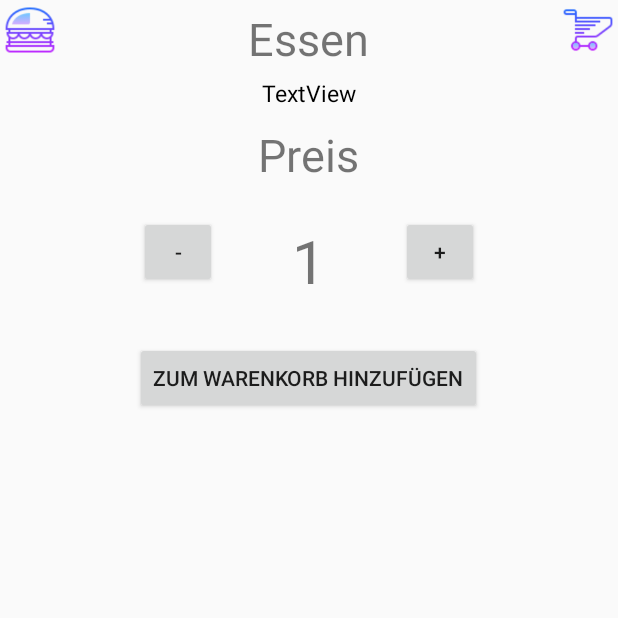
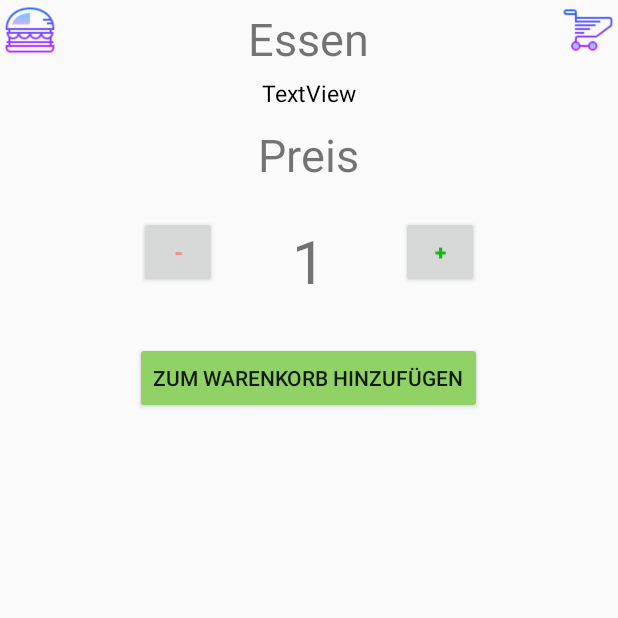
Before and after one commit to andyteichner/ThankYouJames, an Android app: the ItemClass screen opened directly, with no data from a screen before it, on a phone screen of 412 x 824 dp, the top half of it. Run offline under Robolectric (Android 15) with nearby library versions, the phone set to English and light mode, and no system bars; 1 statement that could not run was skipped.

Commit message:
LauncherIcon, Fragment in Menu 1, Menu 2, ItemClass, Notificationton

```diff
--- a/app/src/main/AndroidManifest.xml
+++ b/app/src/main/AndroidManifest.xml
@@ -6,9 +6,9 @@
 
     <application
         android:allowBackup="true"
-        android:icon="@mipmap/ic_launcher"
+        android:icon="@mipmap/iconthankyoujames"
         android:label="@string/app_name"
-        android:roundIcon="@mipmap/ic_launcher_round"
+        android:roundIcon="@mipmap/iconthankyoujames"
         android:supportsRtl="true"
         android:theme="@style/AppTheme">
         <activity android:name=".MainJames">
--- a/app/src/main/java/com/example/andy/thankyoujames/ItemClass.java
+++ b/app/src/main/java/com/example/andy/thankyoujames/ItemClass.java
@@ -5,13 +5,15 @@ import android.content.Intent;
 import android.graphics.Color;
 import android.graphics.drawable.Drawable;
 import android.os.Bundle;
+import android.support.v4.app.FragmentActivity;
+import android.support.v4.app.FragmentTransaction;
 import android.view.View;
 import android.widget.Button;
 import android.widget.ImageView;
 import android.widget.TextView;
 import android.widget.Toast;
 
-public class ItemClass extends Activity implements View.OnClickListener{
+public class ItemClass extends FragmentActivity implements View.OnClickListener{
 
     private Button plusButton, minusButton, shoppingCartButton, headerBurger, headerShopping;
     private TextView nameTag, descriptionTag, counterText, priceTag;
@@ -23,6 +25,9 @@ public class ItemClass extends Activity implements View.OnClickListener{
     private boolean isOfferWitchDiscount = false;
     private String selectedMeal;
 
+    private BurgerMenu  burgerMenu;
+    private FragmentTransaction burgerTransaction;
+
     public static ShoppingCart shoppingCart = new ShoppingCart();
 
 
@@ -31,6 +36,7 @@ public class ItemClass extends Activity implements View.OnClickListener{
         super.onCreate(savedInstanceState);
         setContentView(R.layout.activity_item_class);
         initViews();
+        initFragment();
         getFinalID();
         checkForOffer();
         setTexts();
@@ -125,11 +131,27 @@ public class ItemClass extends Activity implements View.OnClickListener{
         }
     }
 
+    private void initFragment(){
+        burgerMenu = new BurgerMenu();
+        getSupportFragmentManager().beginTransaction().add(R.id.fragment_itemcl, burgerMenu).commit();
+        getSupportFragmentManager().beginTransaction().hide(burgerMenu).commit();
+    }
+
 
     @Override
     public void onClick(View view) {
         switch(view.getId()){
             case R.id.header_burger_button_itemcl:
+                burgerTransaction = getSupportFragmentManager().beginTransaction();
+                burgerTransaction.setCustomAnimations(android.R.animator.fade_in,
+                        android.R.animator.fade_out);
+                if (burgerMenu.isHidden()) {
+                    burgerTransaction.show(burgerMenu);
+
+                } else {
+                    burgerTransaction.hide(burgerMenu);
+                }
+                burgerTransaction.commit();
                 break;
             case R.id.header_shopping_button_itemcl:
                 Intent goToCart = new Intent(this,Cart.class);
--- a/app/src/main/res/layout/activity_cart.xml
+++ b/app/src/main/res/layout/activity_cart.xml
@@ -70,7 +70,8 @@
             android:gravity="center"
             android:text=""
             android:textSize="20sp"
-            android:textStyle="bold" />
+            android:textStyle="bold"
+            />
 
     </LinearLayout>
 
--- a/app/src/main/res/layout/activity_item_class.xml
+++ b/app/src/main/res/layout/activity_item_class.xml
@@ -26,7 +26,6 @@
             android:layout_alignParentRight="true"
             android:background="@drawable/carticon2"
             />
-
 
 
 
@@ -94,7 +93,9 @@
                     android:layout_width="52dp"
                     android:layout_height="wrap_content"
                     android:layout_marginRight="50dp"
-                    android:text="-" />
+                    android:text="-"
+                    android:textStyle="bold"
+                    android:textColor="@color/red"/>
 
                 <TextView
                     android:id="@+id/counter"
@@ -112,7 +113,9 @@
                     android:layout_width="52dp"
                     android:layout_height="wrap_content"
                     android:layout_marginLeft="50dp"
-                    android:text="+" />
+                    android:text="+"
+                    android:textStyle="bold"
+                    android:textColor="@color/darkgreen"/>
 
 
             </LinearLayout>
@@ -124,10 +127,23 @@
                 android:layout_centerHorizontal="true"
                 android:layout_below="@id/counter"
                 android:layout_marginTop="30dp"
+                android:backgroundTint="@color/lightgreen"
                 android:text="zum Warenkorb hinzufügen" />
 
         </LinearLayout>
 
+        <FrameLayout
+            android:id="@+id/fragment_itemcl"
+            android:name="com.example.andy.thankyoujames.BurgerMenu"
+            android:layout_width="300dp"
+            android:layout_height="match_parent"
+            android:layout_alignParentTop="true"
+            android:layout_centerHorizontal="true">
+
+        </FrameLayout>
+
+
     </RelativeLayout>
 
+
 </ScrollView>
--- a/app/src/main/res/layout/fragment_burger_menu.xml
+++ b/app/src/main/res/layout/fragment_burger_menu.xml
@@ -11,7 +11,7 @@
     <Button
         android:id="@+id/morning_button"
         android:drawableLeft="@drawable/breakfasticon"
-        android:backgroundTint="@color/yellow"
+        android:backgroundTint="@color/blue"
         android:layout_width="match_parent"
         android:layout_height="80dp"
         android:gravity="center"
@@ -21,7 +21,7 @@
     <Button
         android:id="@+id/noon_button"
         android:drawableLeft="@drawable/lunchicon"
-        android:backgroundTint="@color/orange"
+        android:backgroundTint="@color/violet"
         android:layout_width="match_parent"
         android:layout_height="80dp"
         android:layout_below="@+id/morning_button"
@@ -30,7 +30,7 @@
     <Button
         android:id="@+id/evening_button"
         android:drawableLeft="@drawable/dinnericon"
-        android:backgroundTint="@color/lightgreen"
+        android:backgroundTint="@color/pink"
         android:layout_width="match_parent"
         android:layout_height="80dp"
         android:layout_below="@id/noon_button"
--- a/app/src/main/res/values/colors.xml
+++ b/app/src/main/res/values/colors.xml
@@ -9,4 +9,7 @@
     <color name="lightgreen">#91d267</color>
     <color name="orange">#ffad50</color>
     <color name="darkgreen">#14b914</color>
+    <color name="blue">#7a7dd1</color>
+    <color name="violet">#ac5fd2</color>
+    <color name="pink">#f96bc7</color>
 </resources>
```
Also changed, not shown: app/src/main/java/com/example/andy/thankyoujames/AlarmService.java (+5 -5 lines), app/src/main/java/com/example/andy/thankyoujames/Menu_1.java (+23 -1 lines), app/src/main/java/com/example/andy/thankyoujames/Menu_2.java (+24 -1 lines), app/src/main/res/layout/activity_menu_1.xml (+10 -0 lines), app/src/main/res/layout/activity_menu_2.xml (+10 -0 lines), app/src/main/res/drawable-mdpi/butlericon.png.
